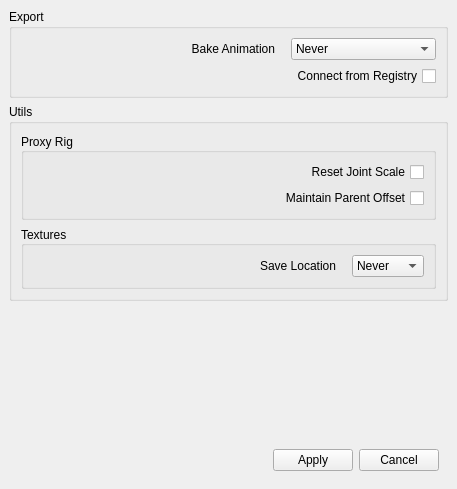
Before: the Qt Designer form src/cg3dcasc/preferences/preferences.ui in Nathanieljla/cg3d-maya-casc, drawn with Qt 5.
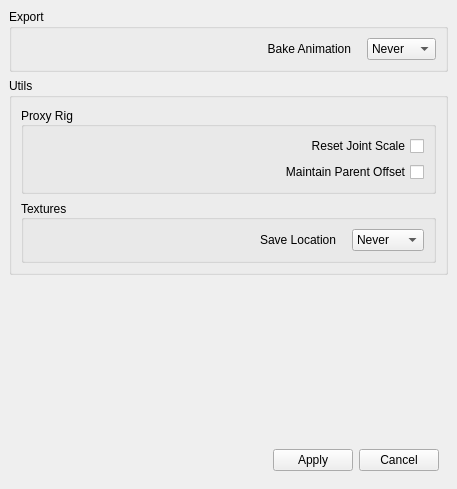
After: the same form once the commit is applied.

Commit message: Removed connect from registry option

What changed in the file:
```diff
--- a/src/cg3dcasc/preferences/preferences.ui
+++ b/src/cg3dcasc/preferences/preferences.ui
@@ -66,16 +66,6 @@
          </item>
         </widget>
        </item>
-       <item row="1" column="2">
-        <widget class="QCheckBox" name="connect_from_registry">
-         <property name="layoutDirection">
-          <enum>Qt::RightToLeft</enum>
-         </property>
-         <property name="text">
-          <string>Connect from Registry</string>
-         </property>
-        </widget>
-       </item>
       </layout>
      </widget>
     </item>
```
The commit also changes 4 other files.
